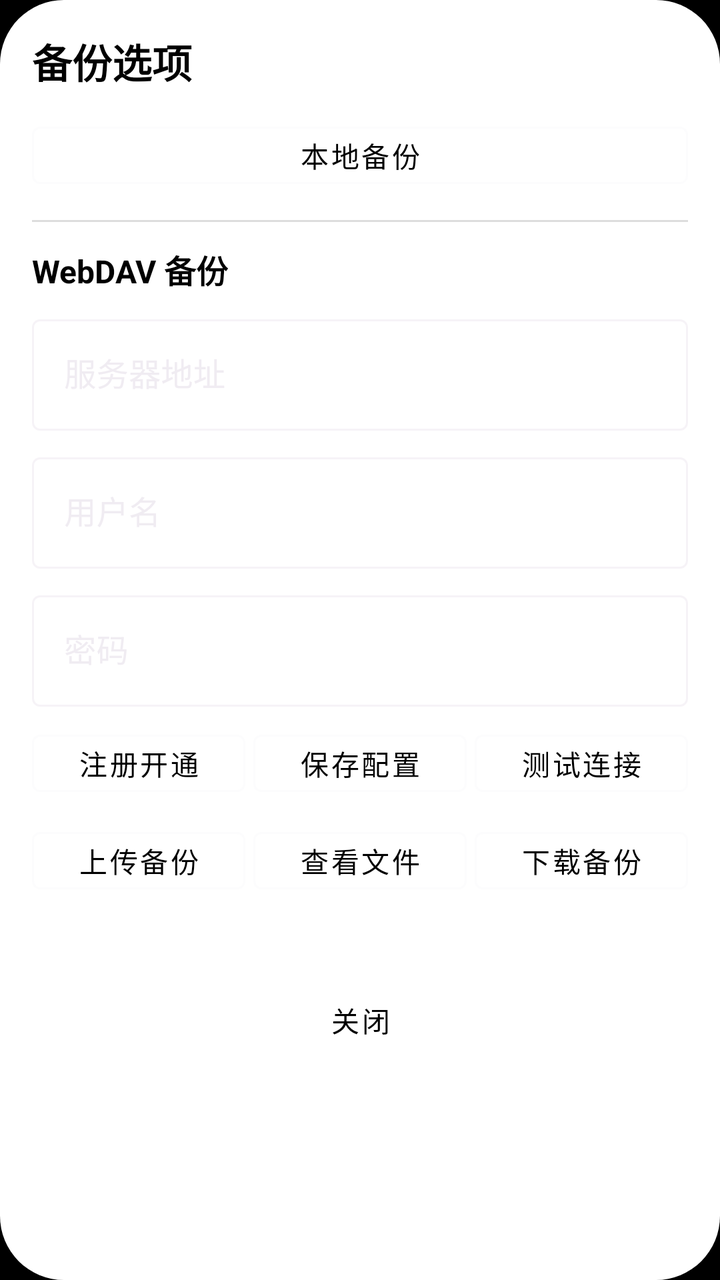
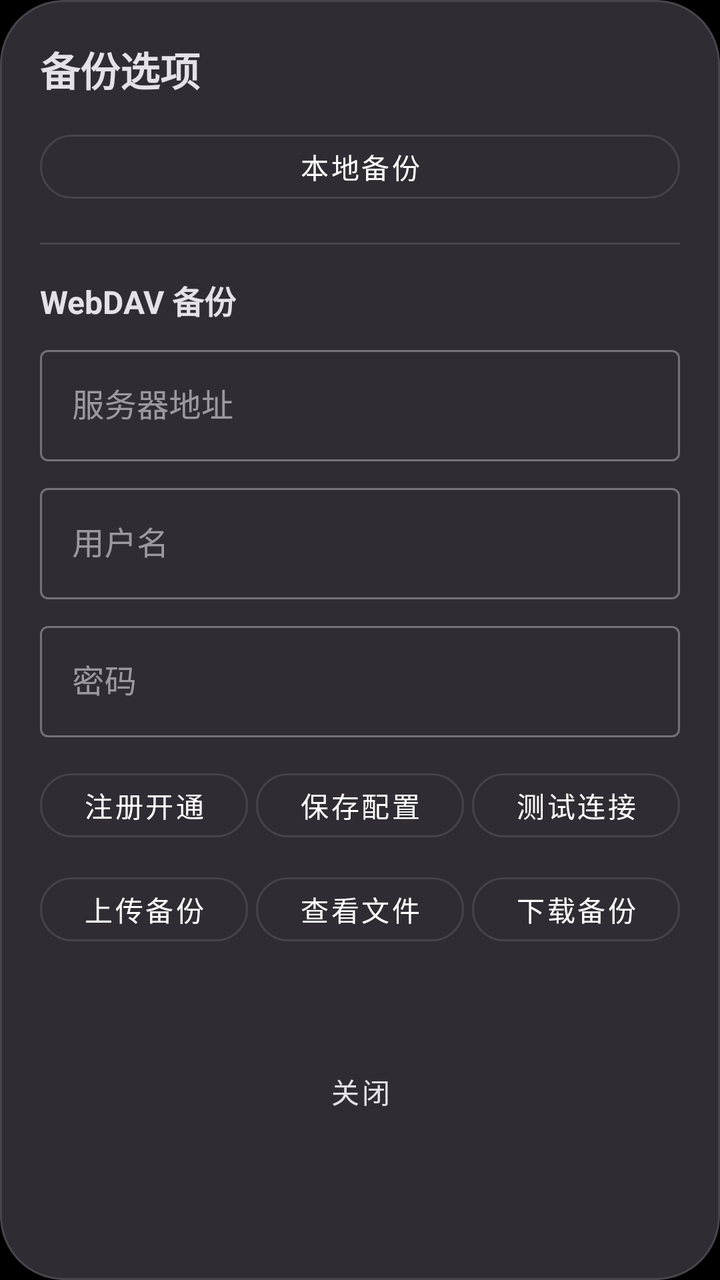

Screens rendered from an Android XML layout before and after an edit, with the pre-edit source and the edit as a unified diff.
<!-- AndroidManifest.xml: application theme Theme.App -->
<!-- res/layout/dialog_webdav_backup.xml -->
<?xml version="1.0" encoding="utf-8"?>
<androidx.appcompat.widget.LinearLayoutCompat xmlns:android="http://schemas.android.com/apk/res/android"
    xmlns:app="http://schemas.android.com/apk/res-auto"
    android:layout_width="match_parent"
    android:layout_height="wrap_content"
    android:orientation="vertical"
    android:background="@drawable/shape_dialog_rounded"
    android:padding="16dp">

    
    <com.google.android.material.textview.MaterialTextView
        android:layout_width="wrap_content"
        android:layout_height="wrap_content"
        android:text="备份选项"
        android:textColor="@android:color/black"
        android:textSize="20sp"
        android:textStyle="bold"
        android:layout_marginBottom="12dp" />

    
    <com.google.android.material.button.MaterialButton
        android:id="@+id/btnLocalBackup"
        android:layout_width="match_parent"
        android:layout_height="wrap_content"
        android:text="本地备份"
        android:textColor="@android:color/black"
        android:minHeight="40dp"
        style="@style/Widget.MaterialComponents.Button.OutlinedButton" />

    <View
        android:layout_width="match_parent"
        android:layout_height="1dp"
        android:background="#DDDDDD"
        android:layout_marginVertical="12dp" />

    
    <com.google.android.material.textview.MaterialTextView
        android:layout_width="wrap_content"
        android:layout_height="wrap_content"
        android:text="WebDAV 备份"
        android:textColor="@android:color/black"
        android:textSize="16sp"
        android:textStyle="bold"
        android:layout_marginBottom="8dp" />

    
    <com.google.android.material.textfield.TextInputLayout
        android:layout_width="match_parent"
        android:layout_height="wrap_content"
        android:hint="服务器地址"
        app:boxBackgroundMode="outline"
        app:hintTextColor="@android:color/black"
        style="@style/Widget.MaterialComponents.TextInputLayout.OutlinedBox">

        <com.google.android.material.textfield.TextInputEditText
            android:id="@+id/dialogWebdavUrl"
            android:layout_width="match_parent"
            android:layout_height="wrap_content"
            android:inputType="textUri"
            android:textColor="@android:color/black"
            android:textColorHint="@android:color/darker_gray" />
    </com.google.android.material.textfield.TextInputLayout>

    
    <com.google.android.material.textfield.TextInputLayout
        android:layout_width="match_parent"
        android:layout_height="wrap_content"
        android:layout_marginTop="8dp"
        android:hint="用户名"
        app:boxBackgroundMode="outline"
        app:hintTextColor="@android:color/black"
        style="@style/Widget.MaterialComponents.TextInputLayout.OutlinedBox">

        <com.google.android.material.textfield.TextInputEditText
            android:id="@+id/dialogWebdavUser"
            android:layout_width="match_parent"
            android:layout_height="wrap_content"
            android:inputType="text"
            android:textColor="@android:color/black"
            android:textColorHint="@android:color/darker_gray" />
    </com.google.android.material.textfield.TextInputLayout>

    
    <com.google.android.material.textfield.TextInputLayout
        android:layout_width="match_parent"
        android:layout_height="wrap_content"
        android:layout_marginTop="8dp"
        android:hint="密码"
        app:boxBackgroundMode="outline"
        app:hintTextColor="@android:color/black"
        style="@style/Widget.MaterialComponents.TextInputLayout.OutlinedBox">

        <com.google.android.material.textfield.TextInputEditText
            android:id="@+id/dialogWebdavPass"
            android:layout_width="match_parent"
            android:layout_height="wrap_content"
            android:inputType="textPassword"
            android:textColor="@android:color/black"
            android:textColorHint="@android:color/darker_gray" />
    </com.google.android.material.textfield.TextInputLayout>

    
    <androidx.appcompat.widget.LinearLayoutCompat
        android:layout_width="match_parent"
        android:layout_height="wrap_content"
        android:layout_marginTop="8dp"
        android:orientation="horizontal"
        android:gravity="center">

        <com.google.android.material.button.MaterialButton
            android:id="@+id/dialogWebdavLink"
            android:layout_width="0dp"
            android:layout_height="wrap_content"
            android:layout_weight="1"
            android:layout_marginEnd="4dp"
            android:text="注册开通"
            android:textColor="@android:color/black"
            android:minHeight="40dp"
            style="@style/Widget.MaterialComponents.Button.OutlinedButton" />

        <com.google.android.material.button.MaterialButton
            android:id="@+id/dialogWebdavSave"
            android:layout_width="0dp"
            android:layout_height="wrap_content"
            android:layout_weight="1"
            android:layout_marginEnd="4dp"
            android:text="保存配置"
            android:textColor="@android:color/black"
            android:minHeight="40dp"
            style="@style/Widget.MaterialComponents.Button.OutlinedButton" />

        <com.google.android.material.button.MaterialButton
            android:id="@+id/dialogWebdavTest"
            android:layout_width="0dp"
            android:layout_height="wrap_content"
            android:layout_weight="1"
            android:text="测试连接"
            android:textColor="@android:color/black"
            android:minHeight="40dp"
            style="@style/Widget.MaterialComponents.Button.OutlinedButton" />

    </androidx.appcompat.widget.LinearLayoutCompat>

    
    <androidx.appcompat.widget.LinearLayoutCompat
        android:layout_width="match_parent"
        android:layout_height="wrap_content"
        android:layout_marginTop="8dp"
        android:orientation="horizontal"
        android:gravity="center">

        <com.google.android.material.button.MaterialButton
            android:id="@+id/dialogWebdavUpload"
            android:layout_width="0dp"
            android:layout_height="wrap_content"
            android:layout_weight="1"
            android:layout_marginEnd="4dp"
            android:text="上传备份"
            android:textColor="@android:color/black"
            android:minHeight="40dp"
            style="@style/Widget.MaterialComponents.Button.OutlinedButton" />

        <com.google.android.material.button.MaterialButton
            android:id="@+id/dialogWebdavList"
            android:layout_width="0dp"
            android:layout_height="wrap_content"
            android:layout_weight="1"
            android:layout_marginEnd="4dp"
            android:text="查看文件"
            android:textColor="@android:color/black"
            android:minHeight="40dp"
            style="@style/Widget.MaterialComponents.Button.OutlinedButton" />

        <com.google.android.material.button.MaterialButton
            android:id="@+id/dialogWebdavDownload"
            android:layout_width="0dp"
            android:layout_height="wrap_content"
            android:layout_weight="1"
            android:text="下载备份"
            android:textColor="@android:color/black"
            android:minHeight="40dp"
            style="@style/Widget.MaterialComponents.Button.OutlinedButton" />

    </androidx.appcompat.widget.LinearLayoutCompat>

    
    <com.google.android.material.textview.MaterialTextView
        android:id="@+id/dialogWebdavStatus"
        android:layout_width="match_parent"
        android:layout_height="wrap_content"
        android:layout_marginTop="8dp"
        android:text=""
        android:textColor="#006600"
        android:textSize="14sp" />

    
    <com.google.android.material.button.MaterialButton
        android:id="@+id/dialogClose"
        android:layout_width="wrap_content"
        android:layout_height="wrap_content"
        android:layout_gravity="center_horizontal"
        android:layout_marginTop="12dp"
        android:text="关闭"
        android:textColor="@android:color/black"
        android:minHeight="40dp"
        style="@style/Widget.MaterialComponents.Button.TextButton" />

</androidx.appcompat.widget.LinearLayoutCompat>
<!-- resources referenced by this layout -->
<resources>
  <!-- drawable shape_dialog_rounded (drawable) -->
  <?xml version="1.0" encoding="utf-8"?>
  <shape xmlns:android="http://schemas.android.com/apk/res/android">
      <solid android:color="@android:color/white" />
      <corners android:radius="32dp" />
  </shape>
  <style name="Theme.App" parent="Theme.Base" />
  <style name="Theme.Base" parent="Theme.Material3.Dark.NoActionBar">
          <item name="colorPrimary">@color/white</item>
          <item name="android:windowBackground">@color/black</item>
          <item name="android:windowFullscreen">true</item>
          <item name="android:windowTranslucentStatus">true</item>
          <item name="android:windowTranslucentNavigation">true</item>
          <item name="android:windowAnimationStyle">@style/NoAnim</item>
      </style>
  <color name="white">#FFFFFF</color>
  <color name="black">#000000</color>
  <style name="NoAnim">
          <item name="android:activityOpenEnterAnimation">@null</item>
          <item name="android:activityOpenExitAnimation">@null</item>
          <item name="android:activityCloseEnterAnimation">@null</item>
          <item name="android:activityCloseExitAnimation">@null</item>
      </style>
</resources>

<!-- the commit's change to res/layout/dialog_webdav_backup.xml (unified diff, before → after) -->
@@ -1,208 +1,221 @@
 <?xml version="1.0" encoding="utf-8"?>
-<androidx.appcompat.widget.LinearLayoutCompat xmlns:android="http://schemas.android.com/apk/res/android"
+<com.google.android.material.card.MaterialCardView xmlns:android="http://schemas.android.com/apk/res/android"
     xmlns:app="http://schemas.android.com/apk/res-auto"
     android:layout_width="match_parent"
     android:layout_height="wrap_content"
-    android:orientation="vertical"
-    android:background="@drawable/shape_dialog_rounded"
-    android:padding="16dp">
-
-    
-    <com.google.android.material.textview.MaterialTextView
-        android:layout_width="wrap_content"
-        android:layout_height="wrap_content"
-        android:text="备份选项"
-        android:textColor="@android:color/black"
-        android:textSize="20sp"
-        android:textStyle="bold"
-        android:layout_marginBottom="12dp" />
-
-    
-    <com.google.android.material.button.MaterialButton
-        android:id="@+id/btnLocalBackup"
-        android:layout_width="match_parent"
-        android:layout_height="wrap_content"
-        android:text="本地备份"
-        android:textColor="@android:color/black"
-        android:minHeight="40dp"
-        style="@style/Widget.MaterialComponents.Button.OutlinedButton" />
-
-    <View
-        android:layout_width="match_parent"
-        android:layout_height="1dp"
-        android:background="#DDDDDD"
-        android:layout_marginVertical="12dp" />
-
-    
-    <com.google.android.material.textview.MaterialTextView
-        android:layout_width="wrap_content"
-        android:layout_height="wrap_content"
-        android:text="WebDAV 备份"
-        android:textColor="@android:color/black"
-        android:textSize="16sp"
-        android:textStyle="bold"
-        android:layout_marginBottom="8dp" />
-
-    
-    <com.google.android.material.textfield.TextInputLayout
-        android:layout_width="match_parent"
-        android:layout_height="wrap_content"
-        android:hint="服务器地址"
-        app:boxBackgroundMode="outline"
-        app:hintTextColor="@android:color/black"
-        style="@style/Widget.MaterialComponents.TextInputLayout.OutlinedBox">
-
-        <com.google.android.material.textfield.TextInputEditText
-            android:id="@+id/dialogWebdavUrl"
-            android:layout_width="match_parent"
-            android:layout_height="wrap_content"
-            android:inputType="textUri"
-            android:textColor="@android:color/black"
-            android:textColorHint="@android:color/darker_gray" />
-    </com.google.android.material.textfield.TextInputLayout>
-
-    
-    <com.google.android.material.textfield.TextInputLayout
-        android:layout_width="match_parent"
-        android:layout_height="wrap_content"
-        android:layout_marginTop="8dp"
-        android:hint="用户名"
-        app:boxBackgroundMode="outline"
-        app:hintTextColor="@android:color/black"
-        style="@style/Widget.MaterialComponents.TextInputLayout.OutlinedBox">
-
-        <com.google.android.material.textfield.TextInputEditText
-            android:id="@+id/dialogWebdavUser"
-            android:layout_width="match_parent"
-            android:layout_height="wrap_content"
-            android:inputType="text"
-            android:textColor="@android:color/black"
-            android:textColorHint="@android:color/darker_gray" />
-    </com.google.android.material.textfield.TextInputLayout>
-
-    
-    <com.google.android.material.textfield.TextInputLayout
-        android:layout_width="match_parent"
-        android:layout_height="wrap_content"
-        android:layout_marginTop="8dp"
-        android:hint="密码"
-        app:boxBackgroundMode="outline"
-        app:hintTextColor="@android:color/black"
-        style="@style/Widget.MaterialComponents.TextInputLayout.OutlinedBox">
-
-        <com.google.android.material.textfield.TextInputEditText
-            android:id="@+id/dialogWebdavPass"
-            android:layout_width="match_parent"
-            android:layout_height="wrap_content"
-            android:inputType="textPassword"
-            android:textColor="@android:color/black"
-            android:textColorHint="@android:color/darker_gray" />
-    </com.google.android.material.textfield.TextInputLayout>
-
-    
+    app:cardCornerRadius="32dp"
+    app:cardBackgroundColor="?attr/colorSurface"
+    app:cardElevation="8dp">
+
     <androidx.appcompat.widget.LinearLayoutCompat
         android:layout_width="match_parent"
         android:layout_height="wrap_content"
-        android:layout_marginTop="8dp"
-        android:orientation="horizontal"
-        android:gravity="center">
-
+        android:orientation="vertical"
+        android:padding="20dp">
+
+        
+        <com.google.android.material.textview.MaterialTextView
+            android:layout_width="wrap_content"
+            android:layout_height="wrap_content"
+            android:text="备份选项"
+            android:textColor="?attr/colorOnSurface"
+            android:textSize="20sp"
+            android:textStyle="bold"
+            android:layout_marginBottom="12dp" />
+
+        
         <com.google.android.material.button.MaterialButton
-            android:id="@+id/dialogWebdavLink"
-            android:layout_width="0dp"
-            android:layout_height="wrap_content"
-            android:layout_weight="1"
-            android:layout_marginEnd="4dp"
-            android:text="注册开通"
-            android:textColor="@android:color/black"
-            android:minHeight="40dp"
+            android:id="@+id/btnLocalBackup"
+            android:layout_width="match_parent"
+            android:layout_height="wrap_content"
+            android:text="本地备份"
+            android:textColor="?attr/colorPrimary"
+            app:cornerRadius="16dp"
+            android:minHeight="44dp"
             style="@style/Widget.MaterialComponents.Button.OutlinedButton" />
 
+        <View
+            android:layout_width="match_parent"
+            android:layout_height="1dp"
+            android:background="?android:attr/listDivider"
+            android:layout_marginVertical="16dp" />
+
+        
+        <com.google.android.material.textview.MaterialTextView
+            android:layout_width="wrap_content"
+            android:layout_height="wrap_content"
+            android:text="WebDAV 备份"
+            android:textColor="?attr/colorOnSurface"
+            android:textSize="16sp"
+            android:textStyle="bold"
+            android:layout_marginBottom="8dp" />
+
+        
+        <com.google.android.material.textfield.TextInputLayout
+            android:layout_width="match_parent"
+            android:layout_height="wrap_content"
+            android:hint="服务器地址"
+            app:boxBackgroundMode="outline"
+            app:hintTextColor="?attr/colorOnSurface"
+            style="@style/Widget.MaterialComponents.TextInputLayout.OutlinedBox">
+
+            <com.google.android.material.textfield.TextInputEditText
+                android:id="@+id/dialogWebdavUrl"
+                android:layout_width="match_parent"
+                android:layout_height="wrap_content"
+                android:inputType="textUri"
+                android:textColor="?attr/colorOnSurface"
+                android:textColorHint="?attr/colorOnSurface" />
+        </com.google.android.material.textfield.TextInputLayout>
+
+        
+        <com.google.android.material.textfield.TextInputLayout
+            android:layout_width="match_parent"
+            android:layout_height="wrap_content"
+            android:layout_marginTop="8dp"
+            android:hint="用户名"
+            app:boxBackgroundMode="outline"
+            app:hintTextColor="?attr/colorOnSurface"
+            style="@style/Widget.MaterialComponents.TextInputLayout.OutlinedBox">
+
+            <com.google.android.material.textfield.TextInputEditText
+                android:id="@+id/dialogWebdavUser"
+                android:layout_width="match_parent"
+                android:layout_height="wrap_content"
+                android:inputType="text"
+                android:textColor="?attr/colorOnSurface"
+                android:textColorHint="?attr/colorOnSurface" />
+        </com.google.android.material.textfield.TextInputLayout>
+
+        
+        <com.google.android.material.textfield.TextInputLayout
+            android:layout_width="match_parent"
+            android:layout_height="wrap_content"
+            android:layout_marginTop="8dp"
+            android:hint="密码"
+            app:boxBackgroundMode="outline"
+            app:hintTextColor="?attr/colorOnSurface"
+            style="@style/Widget.MaterialComponents.TextInputLayout.OutlinedBox">
+
+            <com.google.android.material.textfield.TextInputEditText
+                android:id="@+id/dialogWebdavPass"
+                android:layout_width="match_parent"
+                android:layout_height="wrap_content"
+                android:inputType="textPassword"
+                android:textColor="?attr/colorOnSurface"
+                android:textColorHint="?attr/colorOnSurface" />
+        </com.google.android.material.textfield.TextInputLayout>
+
+        
+        <androidx.appcompat.widget.LinearLayoutCompat
+            android:layout_width="match_parent"
+            android:layout_height="wrap_content"
+            android:layout_marginTop="12dp"
+            android:orientation="horizontal"
+            android:gravity="center">
+
+            <com.google.android.material.button.MaterialButton
+                android:id="@+id/dialogWebdavLink"
+                android:layout_width="0dp"
+                android:layout_height="wrap_content"
+                android:layout_weight="1"
+                android:layout_marginEnd="4dp"
+                android:text="注册开通"
+                android:textColor="?attr/colorPrimary"
+                app:cornerRadius="16dp"
+                android:minHeight="44dp"
+                style="@style/Widget.MaterialComponents.Button.OutlinedButton" />
+
+            <com.google.android.material.button.MaterialButton
+                android:id="@+id/dialogWebdavSave"
+                android:layout_width="0dp"
+                android:layout_height="wrap_content"
+                android:layout_weight="1"
+                android:layout_marginEnd="4dp"
+                android:text="保存配置"
+                android:textColor="?attr/colorPrimary"
+                app:cornerRadius="16dp"
+                android:minHeight="44dp"
+                style="@style/Widget.MaterialComponents.Button.OutlinedButton" />
+
+            <com.google.android.material.button.MaterialButton
+                android:id="@+id/dialogWebdavTest"
+                android:layout_width="0dp"
+                android:layout_height="wrap_content"
+                android:layout_weight="1"
+                android:text="测试连接"
+                android:textColor="?attr/colorPrimary"
+                app:cornerRadius="16dp"
+                android:minHeight="44dp"
+                style="@style/Widget.MaterialComponents.Button.OutlinedButton" />
+        </androidx.appcompat.widget.LinearLayoutCompat>
+
+        
+        <androidx.appcompat.widget.LinearLayoutCompat
+            android:layout_width="match_parent"
+            android:layout_height="wrap_content"
+            android:layout_marginTop="8dp"
+            android:orientation="horizontal"
+            android:gravity="center">
+
+            <com.google.android.material.button.MaterialButton
+                android:id="@+id/dialogWebdavUpload"
+                android:layout_width="0dp"
+                android:layout_height="wrap_content"
+                android:layout_weight="1"
+                android:layout_marginEnd="4dp"
+                android:text="上传备份"
+                android:textColor="?attr/colorPrimary"
+                app:cornerRadius="16dp"
+                android:minHeight="44dp"
+                style="@style/Widget.MaterialComponents.Button.OutlinedButton" />
+
+            <com.google.android.material.button.MaterialButton
+                android:id="@+id/dialogWebdavList"
+                android:layout_width="0dp"
+                android:layout_height="wrap_content"
+                android:layout_weight="1"
+                android:layout_marginEnd="4dp"
+                android:text="查看文件"
+                android:textColor="?attr/colorPrimary"
+                app:cornerRadius="16dp"
+                android:minHeight="44dp"
+                style="@style/Widget.MaterialComponents.Button.OutlinedButton" />
+
+            <com.google.android.material.button.MaterialButton
+                android:id="@+id/dialogWebdavDownload"
+                android:layout_width="0dp"
+                android:layout_height="wrap_content"
+                android:layout_weight="1"
+                android:text="下载备份"
+                android:textColor="?attr/colorPrimary"
+                app:cornerRadius="16dp"
+                android:minHeight="44dp"
+                style="@style/Widget.MaterialComponents.Button.OutlinedButton" />
+        </androidx.appcompat.widget.LinearLayoutCompat>
+
+        
+        <com.google.android.material.textview.MaterialTextView
+            android:id="@+id/dialogWebdavStatus"
+            android:layout_width="match_parent"
+            android:layout_height="wrap_content"
+            android:layout_marginTop="12dp"
+            android:text=""
+            android:textColor="?attr/colorPrimary"
+            android:textSize="14sp"
+            android:gravity="center" />
+
+        
         <com.google.android.material.button.MaterialButton
-            android:id="@+id/dialogWebdavSave"
-            android:layout_width="0dp"
-            android:layout_height="wrap_content"
-            android:layout_weight="1"
-            android:layout_marginEnd="4dp"
-            android:text="保存配置"
-            android:textColor="@android:color/black"
-            android:minHeight="40dp"
-            style="@style/Widget.MaterialComponents.Button.OutlinedButton" />
-
-        <com.google.android.material.button.MaterialButton
-            android:id="@+id/dialogWebdavTest"
-            android:layout_width="0dp"
-            android:layout_height="wrap_content"
-            android:layout_weight="1"
-            android:text="测试连接"
-            android:textColor="@android:color/black"
-            android:minHeight="40dp"
-            style="@style/Widget.MaterialComponents.Button.OutlinedButton" />
+            android:id="@+id/dialogClose"
+            android:layout_width="wrap_content"
+            android:layout_height="wrap_content"
+            android:layout_gravity="center_horizontal"
+            android:layout_marginTop="16dp"
+            android:text="关闭"
+            android:textColor="?attr/colorOnSurface"
+            android:minHeight="44dp"
+            style="@style/Widget.MaterialComponents.Button.TextButton" />
 
     </androidx.appcompat.widget.LinearLayoutCompat>
-
-    
-    <androidx.appcompat.widget.LinearLayoutCompat
-        android:layout_width="match_parent"
-        android:layout_height="wrap_content"
-        android:layout_marginTop="8dp"
-        android:orientation="horizontal"
-        android:gravity="center">
-
-        <com.google.android.material.button.MaterialButton
-            android:id="@+id/dialogWebdavUpload"
-            android:layout_width="0dp"
-            android:layout_height="wrap_content"
-            android:layout_weight="1"
-            android:layout_marginEnd="4dp"
-            android:text="上传备份"
-            android:textColor="@android:color/black"
-            android:minHeight="40dp"
-            style="@style/Widget.MaterialComponents.Button.OutlinedButton" />
-
-        <com.google.android.material.button.MaterialButton
-            android:id="@+id/dialogWebdavList"
-            android:layout_width="0dp"
-            android:layout_height="wrap_content"
-            android:layout_weight="1"
-            android:layout_marginEnd="4dp"
-            android:text="查看文件"
-            android:textColor="@android:color/black"
-            android:minHeight="40dp"
-            style="@style/Widget.MaterialComponents.Button.OutlinedButton" />
-
-        <com.google.android.material.button.MaterialButton
-            android:id="@+id/dialogWebdavDownload"
-            android:layout_width="0dp"
-            android:layout_height="wrap_content"
-            android:layout_weight="1"
-            android:text="下载备份"
-            android:textColor="@android:color/black"
-            android:minHeight="40dp"
-            style="@style/Widget.MaterialComponents.Button.OutlinedButton" />
-
-    </androidx.appcompat.widget.LinearLayoutCompat>
-
-    
-    <com.google.android.material.textview.MaterialTextView
-        android:id="@+id/dialogWebdavStatus"
-        android:layout_width="match_parent"
-        android:layout_height="wrap_content"
-        android:layout_marginTop="8dp"
-        android:text=""
-        android:textColor="#006600"
-        android:textSize="14sp" />
-
-    
-    <com.google.android.material.button.MaterialButton
-        android:id="@+id/dialogClose"
-        android:layout_width="wrap_content"
-        android:layout_height="wrap_content"
-        android:layout_gravity="center_horizontal"
-        android:layout_marginTop="12dp"
-        android:text="关闭"
-        android:textColor="@android:color/black"
-        android:minHeight="40dp"
-        style="@style/Widget.MaterialComponents.Button.TextButton" />
-
-</androidx.appcompat.widget.LinearLayoutCompat>
+</com.google.android.material.card.MaterialCardView>
<!-- resource entries referenced after the edit -->
@@ -1,11 +1,5 @@
 <!-- resources referenced by this layout -->
 <resources>
-  <!-- drawable shape_dialog_rounded (drawable) -->
-  <?xml version="1.0" encoding="utf-8"?>
-  <shape xmlns:android="http://schemas.android.com/apk/res/android">
-      <solid android:color="@android:color/white" />
-      <corners android:radius="32dp" />
-  </shape>
   <style name="Theme.App" parent="Theme.Base" />
   <style name="Theme.Base" parent="Theme.Material3.Dark.NoActionBar">
           <item name="colorPrimary">@color/white</item>
